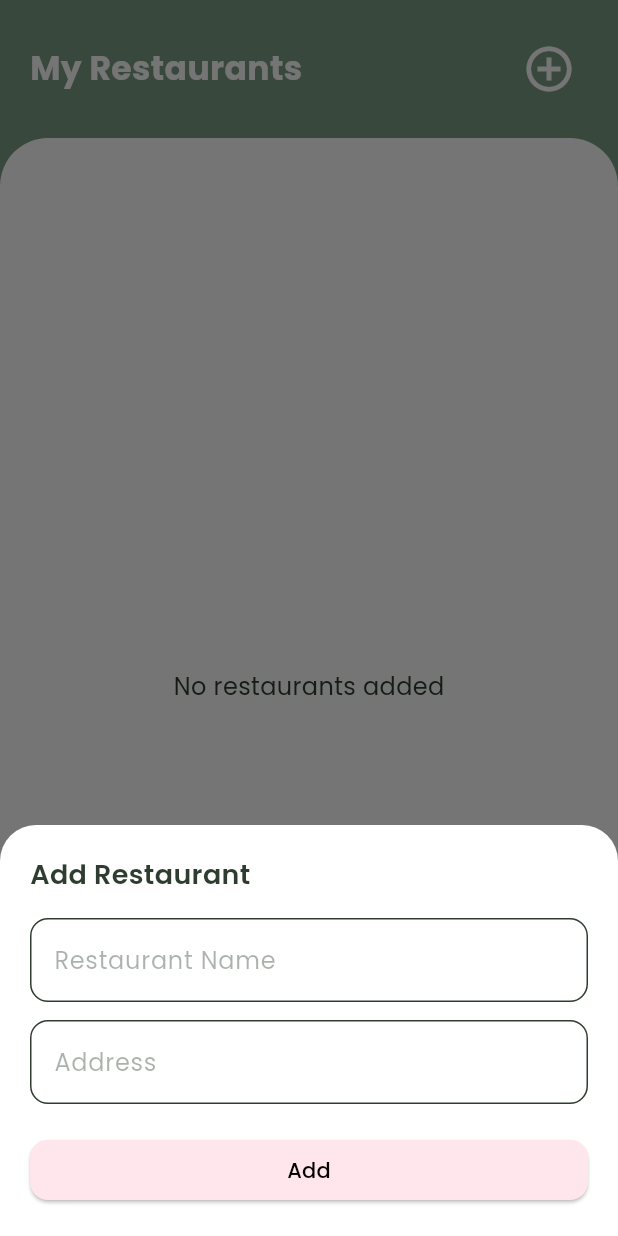
After one commit to Manan5911/cinnamon_garden, a Flutter app: the RestaurantScreen screen opened directly, after a tap on the "add circle outline" icon, on a phone screen of 412 x 824 dp. The commit adds this screen. Run offline on Flutter 3.47's test engine with Material 3 defaults, Android fonts, the phone set to English and light mode, and no system bars; our stand-ins replace cloud_firestore, firebase_auth, firebase_core, flutter_riverpod, intl_phone_field, lottie and 1 more; accounts and stored records are empty.

Commit message:
Added fully functional restaurant screen

```diff
--- a/lib/core/screens/admin/controllers/booking_filter_controller.dart
+++ b/lib/core/screens/admin/controllers/booking_filter_controller.dart
@@ -1,3 +1,5 @@
+// ignore_for_file: avoid_print, unused_local_variable
+
 import 'package:booking_management_app/core/models/booking_model.dart';
 import 'package:booking_management_app/core/services/booking_service.dart';
 import 'package:flutter/material.dart';
--- /dev/null
+++ b/lib/core/screens/admin/restaurant_screen.dart
@@ -0,0 +1,351 @@
+import 'package:booking_management_app/core/utils/custom_loader.dart';
+import 'package:booking_management_app/core/utils/snackbar_helper.dart';
+import 'package:booking_management_app/core/theme/app_colors.dart';
+import 'package:booking_management_app/core/models/restaurant_model.dart';
+import 'package:booking_management_app/core/services/restaurant_service.dart';
+import 'package:flutter/material.dart';
+import 'package:uuid/uuid.dart';
+
+class RestaurantScreen extends StatefulWidget {
+  const RestaurantScreen({super.key});
+
+  @override
+  State<RestaurantScreen> createState() => _RestaurantScreenState();
+}
+
+class _RestaurantScreenState extends State<RestaurantScreen> {
+  final RestaurantService _restaurantService = RestaurantService();
+  List<Restaurant> _restaurants = [];
+  bool _isLoading = false;
+
+  @override
+  void initState() {
+    super.initState();
+    _isLoading = true;
+    _loadRestaurants();
+  }
+
+  Future<void> _loadRestaurants() async {
+    final data = await _restaurantService.getAllRestaurants();
+    if (mounted) {
+      setState(() {
+        _restaurants = data;
+        _isLoading = false;
+      });
+    }
+  }
+
+  void _showRestaurantModal({Restaurant? existing}) {
+    final nameController = TextEditingController(text: existing?.name ?? '');
+    final addressController = TextEditingController(
+      text: existing?.address ?? '',
+    );
+    final parentContext = context;
+
+    showModalBottomSheet(
+      context: parentContext,
+      isScrollControlled: true,
+      backgroundColor: Colors.white,
+      shape: const RoundedRectangleBorder(
+        borderRadius: BorderRadius.vertical(top: Radius.circular(24)),
+      ),
+      builder: (modalContext) {
+        return Padding(
+          padding: EdgeInsets.only(
+            bottom: MediaQuery.of(modalContext).viewInsets.bottom,
+            left: 20,
+            right: 20,
+            top: 20,
+          ),
+          child: StatefulBuilder(
+            builder: (context, setModalState) {
+              return Column(
+                mainAxisSize: MainAxisSize.min,
+                crossAxisAlignment: CrossAxisAlignment.start,
+                children: [
+                  Text(
+                    existing == null ? 'Add Restaurant' : 'Edit Restaurant',
+                    style: const TextStyle(
+                      fontWeight: FontWeight.w600,
+                      fontSize: 18,
+                    ),
+                  ),
+                  const SizedBox(height: 16),
+                  TextField(
+                    controller: nameController,
+                    decoration: const InputDecoration(
+                      labelText: 'Restaurant Name',
+                      border: OutlineInputBorder(
+                        borderRadius: BorderRadius.all(Radius.circular(12.0)),
+                      ),
+                    ),
+                  ),
+                  const SizedBox(height: 12),
+                  TextField(
+                    controller: addressController,
+                    decoration: const InputDecoration(
+                      labelText: 'Address',
+                      border: OutlineInputBorder(
+                        borderRadius: BorderRadius.all(Radius.circular(12.0)),
+                      ),
+                    ),
+                  ),
+                  const SizedBox(height: 20),
+                  SizedBox(
+                    width: double.infinity,
+                    child: ElevatedButton(
+                      onPressed: () async {
+                        final name = nameController.text.trim();
+                        final address = addressController.text.trim();
+                        if (name.isEmpty || address.isEmpty) return;
+
+                        Navigator.of(modalContext).pop(); // Close modal
+
+                        await Future.delayed(const Duration(milliseconds: 100));
+                        if (!mounted) return;
+
+                        setState(() => _isLoading = true);
+
+                        final restaurant = Restaurant(
+                          id: existing?.id ?? const Uuid().v4(),
+                          name: name,
+                          address: address,
+                        );
+
+                        try {
+                          if (existing == null) {
+                            await _restaurantService.createRestaurant(
+                              restaurant,
+                            );
+                          } else {
+                            await _restaurantService.updateRestaurant(
+                              restaurant,
+                            );
+                          }
+
+                          if (!mounted) return;
+                          await _loadRestaurants();
+
+                          if (!mounted) return;
+                          SnackbarHelper.show(
+                            parentContext, // use this instead of `context`
+                            message: existing == null
+                                ? 'Restaurant added successfully'
+                                : 'Restaurant updated successfully',
+                            type: MessageType.success,
+                          );
+                        } catch (_) {
+                          // Show error if you want
+                        } finally {
+                          if (mounted) setState(() => _isLoading = false);
+                        }
+                      },
+                      style: ElevatedButton.styleFrom(
+                        backgroundColor: AppColors.pinkThemed,
+                        shape: RoundedRectangleBorder(
+                          borderRadius: BorderRadius.circular(12),
+                        ),
+                      ),
+                      child: Text(
+                        existing == null ? 'Add' : 'Update',
+                        style: const TextStyle(color: Colors.black),
+                      ),
+                    ),
+                  ),
+                  const SizedBox(height: 20),
+                ],
+              );
+            },
+          ),
+        );
+      },
+    );
+  }
+
+  void _confirmDelete(Restaurant restaurant) {
+    showDialog(
+      context: context,
+      builder: (dialogContext) => AlertDialog(
+        backgroundColor: Colors.white,
+        title: const Text(
+          'Confirm Delete',
+          style: TextStyle(fontWeight: FontWeight.bold),
+        ),
+        content: Text('Are you sure you want to delete "${restaurant.name}"?'),
+        actions: [
+          TextButton(
+            onPressed: () => Navigator.pop(dialogContext),
+            child: const Text('Cancel'),
+          ),
+          TextButton(
+            onPressed: () async {
+              Navigator.pop(dialogContext); // Close dialog
+
+              await Future.delayed(const Duration(milliseconds: 100));
+              if (!mounted) return;
+
+              setState(() => _isLoading = true);
+
+              try {
+                await _restaurantService.deleteRestaurant(restaurant.id);
+                if (!mounted) return;
+
+                await _loadRestaurants();
+
+                if (!mounted) return;
+                SnackbarHelper.show(
+                  context,
+                  message: 'Restaurant deleted',
+                  type: MessageType.success,
+                );
+              } catch (_) {
+                // Show error if needed
+              } finally {
+                if (mounted) setState(() => _isLoading = false);
+              }
+            },
+            child: const Text('Confirm', style: TextStyle(color: Colors.red)),
+          ),
+        ],
+      ),
+    );
+  }
+
+  @override
+  Widget build(BuildContext context) {
+    return Stack(
+      children: [
+        Scaffold(
+          backgroundColor: AppColors.secondary,
+          body: SafeArea(
+            child: Column(
+              children: [
+                Padding(
+                  padding: const EdgeInsets.fromLTRB(20, 20, 20, 20),
+                  child: Row(
+                    children: [
+                      const Expanded(
+                        child: Text(
+                          'My Restaurants',
+                          style: TextStyle(
+                            fontSize: 22,
+                            fontWeight: FontWeight.bold,
+                            color: Colors.white,
+                          ),
+                        ),
+                      ),
+                      IconButton(
+                        icon: const Icon(
+                          Icons.add_circle_outline,
+                          size: 36,
+                          color: Colors.white,
+                        ),
+                        onPressed: () => _showRestaurantModal(),
+                      ),
+                    ],
+                  ),
+                ),
+                Expanded(
+                  child: Container(
+                    decoration: const BoxDecoration(
+                      color: Colors.white,
+                      borderRadius: BorderRadius.vertical(
+                        top: Radius.circular(32),
+                      ),
+                    ),
+                    child: Padding(
+                      padding: const EdgeInsets.all(20),
+                      child: _isLoading
+                          ? const Center(child: CircularProgressIndicator())
+                          : _restaurants.isEmpty
+                          ? const Center(child: Text('No restaurants added'))
+                          : ListView.separated(
+                              itemCount: _restaurants.length,
+                              separatorBuilder: (_, __) =>
+                                  const SizedBox(height: 12),
+                              itemBuilder: (_, index) {
+                                final r = _restaurants[index];
+                                return Container(
+                                  padding: const EdgeInsets.all(16),
+                                  decoration: BoxDecoration(
+                                    color: Colors.white,
+                                    border: Border.all(color: AppColors.border),
+                                    borderRadius: BorderRadius.circular(16),
+                                    boxShadow: const [
+                                      BoxShadow(
+                                        color: Color(0x14000000),
+                                        blurRadius: 4,
+                                        offset: Offset(0, 2),
+                                      ),
+                                    ],
+                                  ),
+                                  child: Row(
+                                    mainAxisAlignment:
+                                        MainAxisAlignment.spaceBetween,
+                                    children: [
+                                      Column(
+                                        crossAxisAlignment:
+                                            CrossAxisAlignment.start,
+                                        children: [
+                                          Text(
+                                            r.name,
+                                            style: const TextStyle(
+                                              fontWeight: FontWeight.w600,
+                                              fontSize: 15,
+                                              color: AppColors.text,
+                                            ),
+                                          ),
+                                          const SizedBox(height: 4),
+                                          Text(
+                                            r.address,
+                                            style: const TextStyle(
+                                              fontSize: 13,
+                                              color: AppColors.textSecondary,
+                                            ),
+                                          ),
+                                        ],
+                                      ),
+                                      Row(
+                                        children: [
+                                          IconButton(
+                                            padding: EdgeInsets.zero,
+                                            constraints: const BoxConstraints(),
+                                            icon: const Icon(
+                                              Icons.edit,
+                                              size: 20,
+                                            ),
+                                            onPressed: () =>
+                                                _showRestaurantModal(
+                                                  existing: r,
+                                                ),
+                                          ),
+                                          const SizedBox(width: 4),
+                                          IconButton(
+                                            padding: EdgeInsets.zero,
+                                            constraints: const BoxConstraints(),
+                                            icon: const Icon(
+                                              Icons.delete_outline,
+                                              size: 20,
+                                            ),
+                                            onPressed: () => _confirmDelete(r),
+                                          ),
+                                        ],
+                                      ),
+                                    ],
+                                  ),
+                                );
+                              },
+                            ),
+                    ),
+                  ),
+                ),
+              ],
+            ),
+          ),
+        ),
+        if (_isLoading && _restaurants.isNotEmpty)
+          const IgnorePointer(child: CustomLoader()),
+      ],
+    );
+  }
+}
```
Also changed, not shown: lib/core/screens/admin/admin_dashboard.dart (+21 -5 lines).
